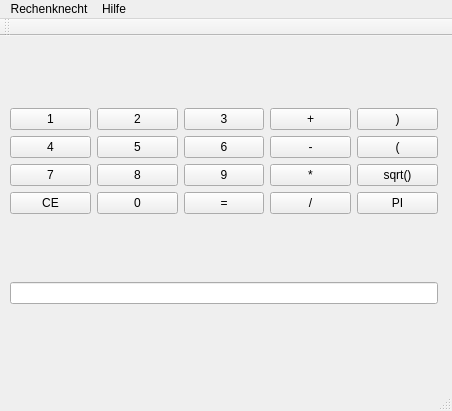
Before: the Qt Designer form mainwindow.ui in Boring-Games-Forge/Rechenknecht, drawn with Qt 5.
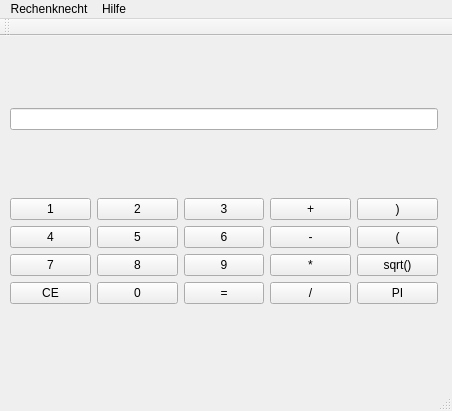
After: the same form once the commit is applied.

Commit message: UI-Bereinigt und geordnet

```diff
--- a/mainwindow.ui
+++ b/mainwindow.ui
@@ -24,6 +24,9 @@
      </rect>
     </property>
     <layout class="QVBoxLayout" name="verticalLayout">
+     <item>
+      <widget class="QLineEdit" name="lineEdit"/>
+     </item>
      <item>
       <layout class="QGridLayout" name="gridLayout">
        <item row="5" column="1">
@@ -41,56 +44,56 @@
         </widget>
        </item>
        <item row="4" column="0">
-        <widget class="QPushButton" name="pushButton_3">
+        <widget class="QPushButton" name="pushButton_7">
          <property name="text">
           <string>7</string>
          </property>
         </widget>
        </item>
        <item row="4" column="2">
-        <widget class="QPushButton" name="pushButton_5">
+        <widget class="QPushButton" name="pushButton_9">
          <property name="text">
           <string>9</string>
          </property>
         </widget>
        </item>
        <item row="2" column="2">
-        <widget class="QPushButton" name="pushButton_9">
+        <widget class="QPushButton" name="pushButton_3">
          <property name="text">
           <string>3</string>
          </property>
         </widget>
        </item>
        <item row="2" column="1">
-        <widget class="QPushButton" name="pushButton_8">
+        <widget class="QPushButton" name="pushButton_2">
          <property name="text">
           <string>2</string>
          </property>
         </widget>
        </item>
        <item row="3" column="0">
-        <widget class="QPushButton" name="pushButton_2">
+        <widget class="QPushButton" name="pushButton_4">
          <property name="text">
           <string>4</string>
          </property>
         </widget>
        </item>
        <item row="4" column="1">
-        <widget class="QPushButton" name="pushButton_4">
+        <widget class="QPushButton" name="pushButton_8">
          <property name="text">
           <string>8</string>
          </property>
         </widget>
        </item>
        <item row="3" column="2">
-        <widget class="QPushButton" name="pushButton_12">
+        <widget class="QPushButton" name="pushButton_6">
          <property name="text">
           <string>6</string>
          </property>
         </widget>
        </item>
        <item row="5" column="0">
-        <widget class="QPushButton" name="pushButton_7">
+        <widget class="QPushButton" name="pushButton_clear">
          <property name="text">
           <string>CE</string>
          </property>
@@ -118,14 +121,14 @@
         </widget>
        </item>
        <item row="4" column="3">
-        <widget class="QPushButton" name="pushButton_6">
+        <widget class="QPushButton" name="pushButton_multiplication">
          <property name="text">
           <string>*</string>
          </property>
         </widget>
        </item>
        <item row="3" column="1">
-        <widget class="QPushButton" name="pushButton_11">
+        <widget class="QPushButton" name="pushButton_5">
          <property name="text">
           <string>5</string>
          </property>
@@ -168,9 +171,6 @@
        </item>
       </layout>
      </item>
-     <item>
-      <widget class="QLineEdit" name="lineEdit"/>
-     </item>
     </layout>
    </widget>
   </widget>
```
Left out of the diff: 58 changed lines with no effect on the pictures. The commit also changes 3 other files.
